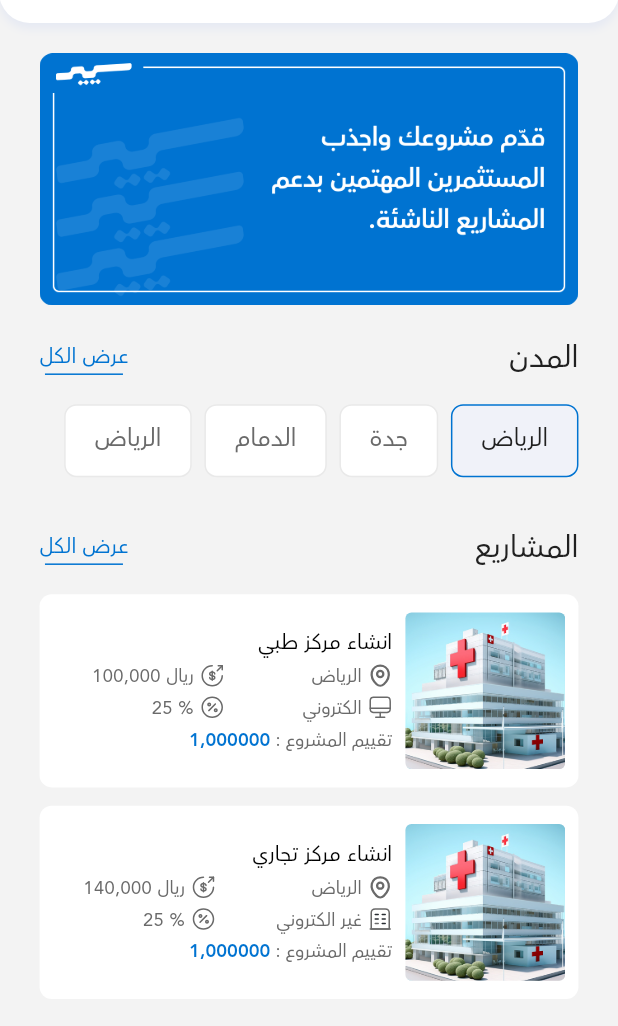
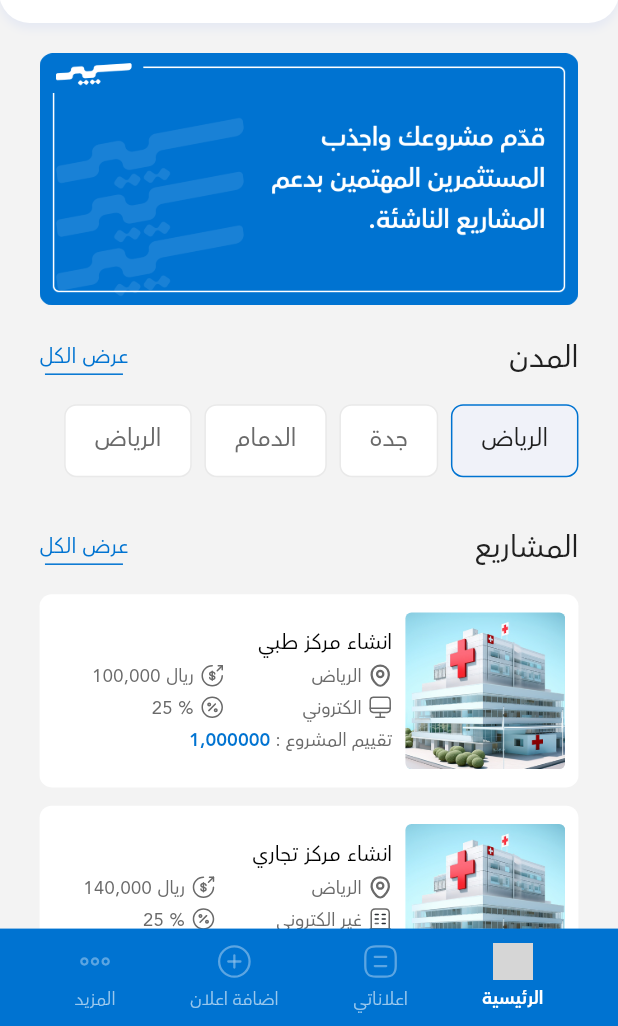
Before and after one commit to mu7ammad-3issa/MolTaqa-Tasks, a Flutter app: the screen it shows after launch, after a tap on "تسجيل الدخول", on a phone screen of 412 x 824 dp, the part 210-1236 px from its top. Run offline on Flutter 3.47's test engine with Material 3 defaults, Android fonts, the light colour scheme and no system bars; our stand-ins replace dio, flutter_screenutil, flutter_svg, get_it, pinput; grey boxes are pictures that could not be loaded.

Commit message:
Add main screen UI, Update routing to include MainScreen and remove HomeScreen
- Modified AppRouter to navigate to MainScreen instead of HomeScreen.
- Updated Routes class to define a new route for MainScreen.
- Changed login button action to redirect to MainScreen after login.
- Removed HomeScreen implementation as it is no longer needed.

```diff
--- a/week-2/seed/lib/core/routing/app_router.dart
+++ b/week-2/seed/lib/core/routing/app_router.dart
@@ -3,7 +3,8 @@ import 'package:seed/core/routing/routes.dart';
 import 'package:seed/features/auth/presentation/screens/login_screen.dart';
 import 'package:seed/features/auth/presentation/screens/sign_up_screen.dart';
 import 'package:seed/features/auth/presentation/screens/verify_otp_screen.dart';
-import 'package:seed/features/home/presentation/home_screen.dart';
+import 'package:seed/features/home/presentation/screens/home_screen.dart';
+import 'package:seed/features/main/presentation/main_screen.dart';
 
 class AppRouter {
   Route? generateRoute(RouteSettings settings) {
@@ -31,6 +32,11 @@ class AppRouter {
           builder: (_) => const HomeScreen(),
           settings: settings,
         );
+      case Routes.mainScreen:
+        return MaterialPageRoute(
+          builder: (_) => const MainScreen(),
+          settings: settings,
+        );
       default:
         return null;
     }
--- a/week-2/seed/lib/core/routing/routes.dart
+++ b/week-2/seed/lib/core/routing/routes.dart
@@ -3,4 +3,5 @@ class Routes {
   static const String signUpScreen = '/signUpScreen';
   static const String verifyOtpScreen = '/verifyOtpScreen';
   static const String homeScreen = '/homeScreen';
+  static const String mainScreen = '/mainScreen';
 }
--- a/week-2/seed/lib/features/auth/presentation/screens/login_screen.dart
+++ b/week-2/seed/lib/features/auth/presentation/screens/login_screen.dart
@@ -71,7 +71,7 @@ class _LoginScreenState extends State<LoginScreen> {
                       buttonText: 'تسجيل الدخول',
                       textStyle: AppStyles.font14WhiteHeavy,
                       onPressed: () {
-                        context.pushNamed(Routes.homeScreen);
+                        context.pushNamed(Routes.mainScreen);
                       },
                     ),
                     verticalSpace(8),
--- /dev/null
+++ b/week-2/seed/lib/features/main/presentation/main_screen.dart
@@ -0,0 +1,43 @@
+import 'package:flutter/material.dart';
+import 'package:seed/core/theming/colors_manager.dart';
+import 'package:seed/features/home/presentation/screens/home_screen.dart';
+import 'package:seed/features/main/presentation/widgets/bottom_nav_bar.dart';
+import 'package:seed/features/main/presentation/screens/my_ads_screen.dart';
+import 'package:seed/features/main/presentation/screens/add_ad_screen.dart';
+import 'package:seed/features/main/presentation/screens/more_screen.dart';
+
+class MainScreen extends StatefulWidget {
+  const MainScreen({super.key});
+
+  @override
+  State<MainScreen> createState() => _MainScreenState();
+}
+
+class _MainScreenState extends State<MainScreen> {
+  int _currentIndex = 0;
+
+  final List<Widget> _screens = const [
+    HomeScreen(),
+    MyAdsScreen(),
+    AddAdScreen(),
+    MoreScreen(),
+  ];
+
+  void _onNavItemTapped(int index) {
+    setState(() {
+      _currentIndex = index;
+    });
+  }
+
+  @override
+  Widget build(BuildContext context) {
+    return Scaffold(
+      backgroundColor: ColorsManager.lightGray,
+      body: IndexedStack(index: _currentIndex, children: _screens),
+      bottomNavigationBar: BottomNavBar(
+        currentIndex: _currentIndex,
+        onTap: _onNavItemTapped,
+      ),
+    );
+  }
+}
--- /dev/null
+++ b/week-2/seed/lib/features/main/presentation/screens/add_ad_screen.dart
@@ -0,0 +1,25 @@
+import 'package:flutter/material.dart';
+import 'package:flutter_screenutil/flutter_screenutil.dart';
+import 'package:seed/core/theming/colors_manager.dart';
+
+class AddAdScreen extends StatelessWidget {
+  const AddAdScreen({super.key});
+
+  @override
+  Widget build(BuildContext context) {
+    return Scaffold(
+      backgroundColor: ColorsManager.lightGray,
+      body: Center(
+        child: Text(
+          'اضافة اعلان',
+          style: TextStyle(
+            fontFamily: 'Avenir',
+            fontSize: 24.sp,
+            fontWeight: FontWeight.w800,
+            color: ColorsManager.textPrimary,
+          ),
+        ),
+      ),
+    );
+  }
+}
--- /dev/null
+++ b/week-2/seed/lib/features/main/presentation/screens/more_screen.dart
@@ -0,0 +1,25 @@
+import 'package:flutter/material.dart';
+import 'package:flutter_screenutil/flutter_screenutil.dart';
+import 'package:seed/core/theming/colors_manager.dart';
+
+class MoreScreen extends StatelessWidget {
+  const MoreScreen({super.key});
+
+  @override
+  Widget build(BuildContext context) {
+    return Scaffold(
+      backgroundColor: ColorsManager.lightGray,
+      body: Center(
+        child: Text(
+          'المزيد',
+          style: TextStyle(
+            fontFamily: 'Avenir',
+            fontSize: 24.sp,
+            fontWeight: FontWeight.w800,
+            color: ColorsManager.textPrimary,
+          ),
+        ),
+      ),
+    );
+  }
+}
--- /dev/null
+++ b/week-2/seed/lib/features/main/presentation/screens/my_ads_screen.dart
@@ -0,0 +1,25 @@
+import 'package:flutter/material.dart';
+import 'package:flutter_screenutil/flutter_screenutil.dart';
+import 'package:seed/core/theming/colors_manager.dart';
+
+class MyAdsScreen extends StatelessWidget {
+  const MyAdsScreen({super.key});
+
+  @override
+  Widget build(BuildContext context) {
+    return Scaffold(
+      backgroundColor: ColorsManager.lightGray,
+      body: Center(
+        child: Text(
+          'اعلاناتي',
+          style: TextStyle(
+            fontFamily: 'Avenir',
+            fontSize: 24.sp,
+            fontWeight: FontWeight.w800,
+            color: ColorsManager.textPrimary,
+          ),
+        ),
+      ),
+    );
+  }
+}
--- /dev/null
+++ b/week-2/seed/lib/features/main/presentation/widgets/bottom_nav_bar.dart
@@ -0,0 +1,104 @@
+import 'package:flutter/material.dart';
+import 'package:flutter_screenutil/flutter_screenutil.dart';
+import 'package:flutter_svg/flutter_svg.dart';
+import 'package:seed/core/constants/app_assets.dart';
+import 'package:seed/core/theming/colors_manager.dart';
+
+class BottomNavBar extends StatelessWidget {
+  final int currentIndex;
+  final Function(int) onTap;
+
+  const BottomNavBar({
+    super.key,
+    required this.currentIndex,
+    required this.onTap,
+  });
+
+  @override
+  Widget build(BuildContext context) {
+    return Container(
+      height: 64.h,
+      decoration: const BoxDecoration(color: ColorsManager.primary),
+      child: Row(
+        mainAxisAlignment: MainAxisAlignment.spaceEvenly,
+        children: [
+          _NavItem(
+            icon: Assets.iconsMore,
+            label: 'المزيد',
+            isSelected: currentIndex == 3,
+            onTap: () => onTap(3),
+          ),
+          _NavItem(
+            icon: Assets.iconsAddCircle,
+            label: 'اضافة اعلان',
+            isSelected: currentIndex == 2,
+            onTap: () => onTap(2),
+          ),
+          _NavItem(
+            icon: Assets.iconsDocument,
+            label: 'اعلاناتي',
+            isSelected: currentIndex == 1,
+            onTap: () => onTap(1),
+          ),
+          _NavItem(
+            icon: Assets.iconsHome,
+            label: 'الرئيسية',
+            isSelected: currentIndex == 0,
+            onTap: () => onTap(0),
+          ),
+        ],
+      ),
+    );
+  }
+}
+
+class _NavItem extends StatelessWidget {
+  final String icon;
+  final String label;
+  final bool isSelected;
+  final VoidCallback onTap;
+
+  const _NavItem({
+    required this.icon,
+    required this.label,
+    required this.isSelected,
+    required this.onTap,
+  });
+
+  @override
+  Widget build(BuildContext context) {
+    return GestureDetector(
+      onTap: onTap,
+      behavior: HitTestBehavior.opaque,
+      child: Column(
+        mainAxisAlignment: MainAxisAlignment.center,
+        children: [
+          SvgPicture.asset(
+            icon,
+            width: 24.w,
+            height: 24.h,
+            colorFilter: ColorFilter.mode(
+              isSelected
+                  ? ColorsManager.white
+                  : ColorsManager.white.withOpacity(0.6),
+              BlendMode.srcIn,
+            ),
+          ),
+          SizedBox(height: 4.h),
+          Text(
+            label,
+            style: TextStyle(
+              fontFamily: 'Avenir',
+              fontSize: 12.sp,
+              fontWeight: isSelected ? FontWeight.w800 : FontWeight.w300,
+              color: isSelected
+                  ? ColorsManager.white
+                  : ColorsManager.white.withOpacity(0.6),
+              letterSpacing: -0.29,
+            ),
+          ),
+        ],
+      ),
+    );
+  }
+}
```
Also changed, not shown: week-2/seed/lib/features/home/presentation/screens/home_screen.dart (renamed from week-2/seed/lib/features/home/presentation/home_screen.dart).
